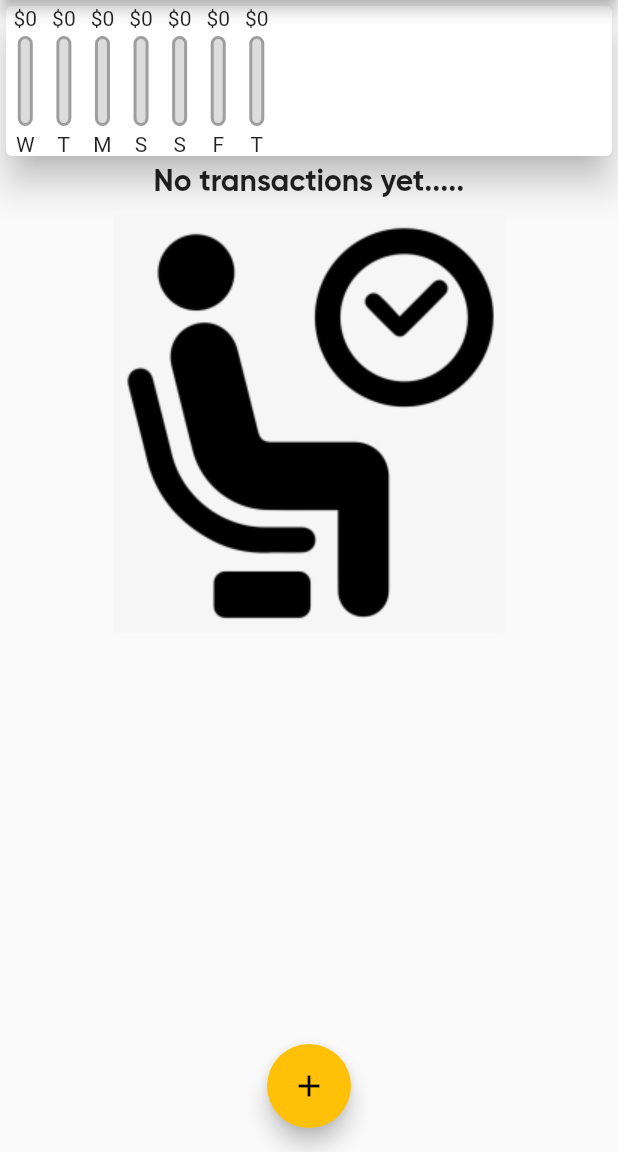
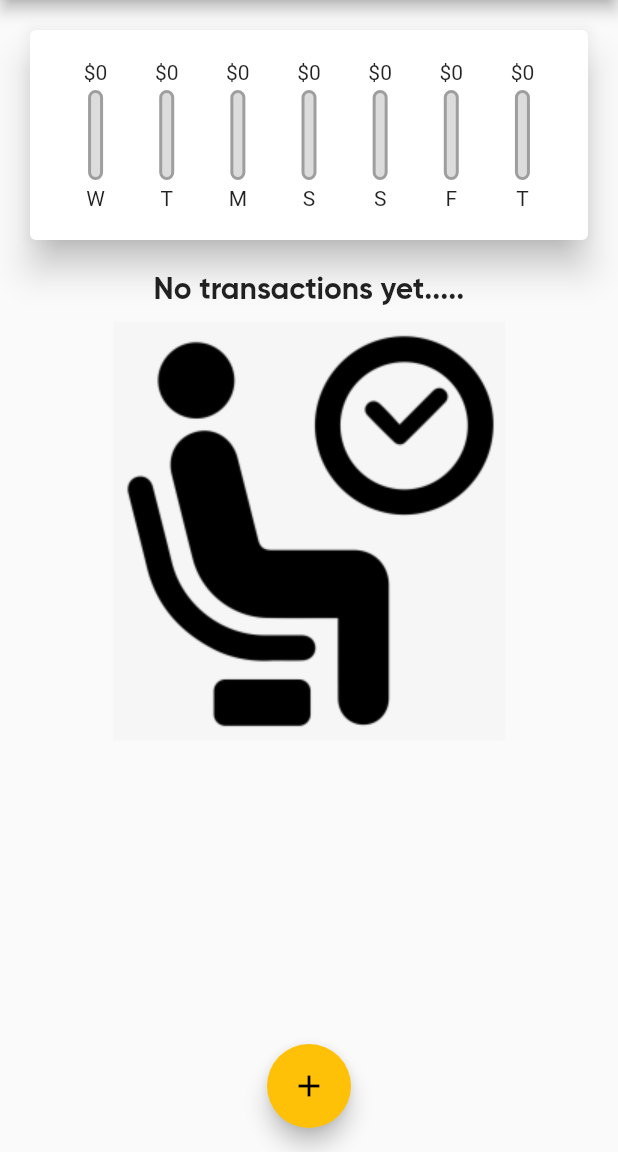
Before and after one commit to crew-guy/expense_planner, a Flutter app: the screen it shows after launch, on a phone screen of 412 x 824 dp, the part 84-1236 px from its top. Run offline on Flutter 3.47's test engine with Material 2 defaults, Android fonts, the phone set to English and light mode, and no system bars.

```diff
--- a/lib/widgets/chart.dart
+++ b/lib/widgets/chart.dart
@@ -40,19 +40,23 @@ class Chart extends StatelessWidget {
     print(groupedTransactionValues);
     return Card(
       elevation: 10,
+      margin: EdgeInsets.all(20),
+      child: Padding(
+        padding: EdgeInsets.all(20),
         child: Row(
+            mainAxisAlignment: MainAxisAlignment.spaceAround,
             children: groupedTransactionValues.map((data) {
-        return Column(
-          children: [
-            ChartBar(
+              return Flexible(
+                fit: FlexFit.tight,
+                child: ChartBar(
                     data['day'] as String,
                     (data['amount'] as double),
                     totalSpending == 0.0
                         ? 0.0
                         : (data['amount'] as double) / totalSpending),
-          ],
               );
             }).toList()),
+      ),
     );
   }
 }
--- a/lib/widgets/chart_bar.dart
+++ b/lib/widgets/chart_bar.dart
@@ -12,7 +12,9 @@ class ChartBar extends StatelessWidget {
     return Container(
       padding: EdgeInsets.fromLTRB(5, 0, 5, 0),
       child: Column(children: [
-        Text('\$${spendingAmount.toStringAsFixed(0)}'),
+        FittedBox(
+          child: Text('\$${spendingAmount.toStringAsFixed(0)}'),
+        ),
         SizedBox(height: 4),
         Container(
           height: 60,
```
Also changed, not shown: lib/widgets/transaction_list.dart (+54 -35 lines). Lines whose indentation alone changed are shown as unchanged.
